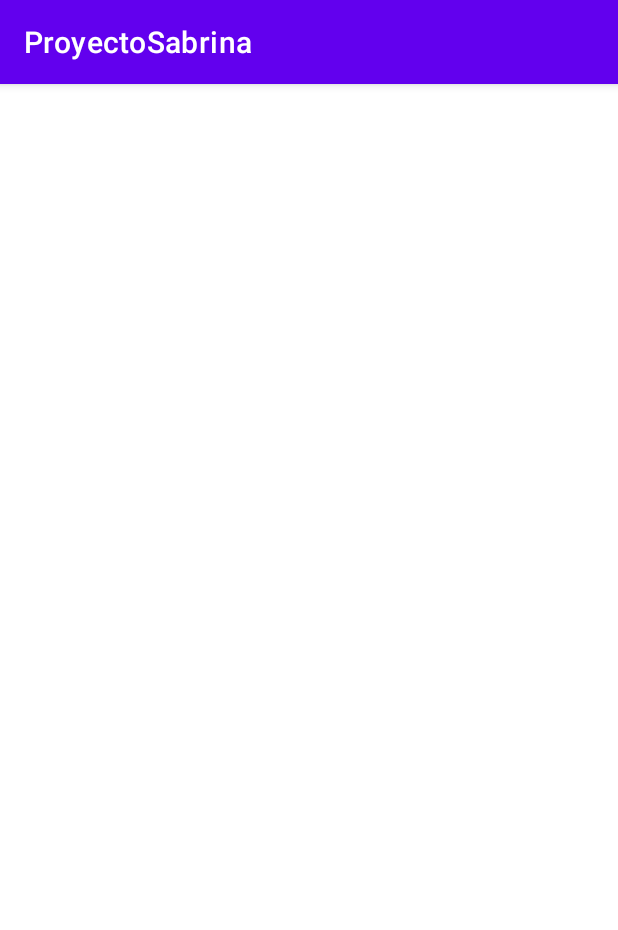
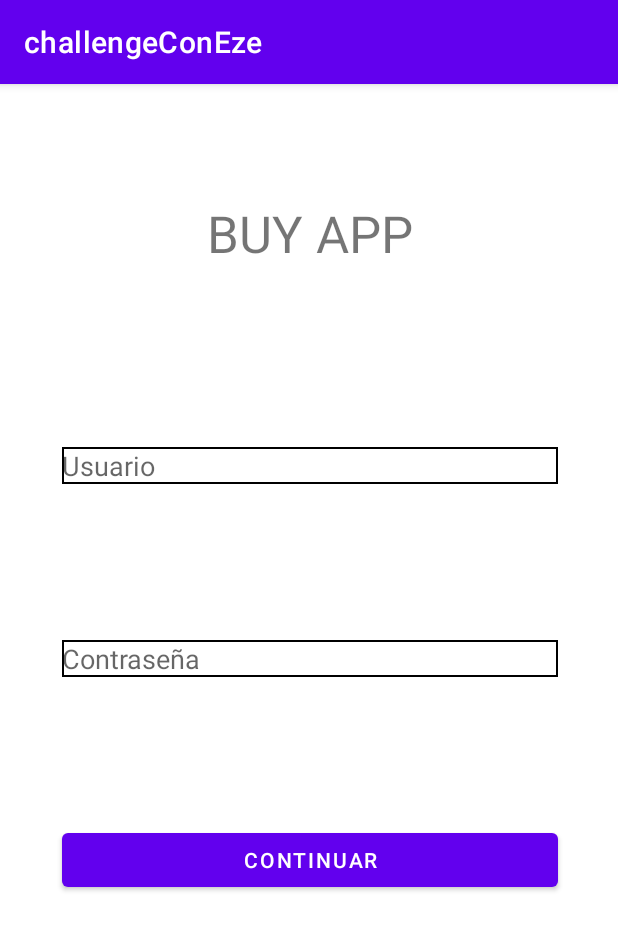
Before and after one commit to sabrinaValansi/challengeRepaso, an Android app: the screen it shows after launch (MainActivity), on a phone screen of 412 x 824 dp. Shown: the top 930 px of the screen. Run offline under Robolectric (Android 15) with nearby library versions, the phone set to English and light mode, and no system bars; 2 statements that could not run were skipped.

Commit message:
segundo commit

```diff
--- a/app/build.gradle
+++ b/app/build.gradle
@@ -8,7 +8,7 @@ android {
     compileSdk 32
 
     defaultConfig {
-        applicationId "ar.edu.ort.proyectosabrina"
+        applicationId "ar.edu.ort.challengeConEze"
         minSdk 26
         targetSdk 32
         versionCode 1
@@ -50,6 +50,8 @@ dependencies {
     implementation("androidx.navigation:navigation-fragment-ktx:$nav_version")
     implementation("androidx.navigation:navigation-ui-ktx:$nav_version")
 
-
+    // Glide
+    implementation 'com.github.bumptech.glide:glide:4.14.0'
+    annotationProcessor 'com.github.bumptech.glide:compiler:4.14.0'
 
 }
--- a/app/src/main/AndroidManifest.xml
+++ b/app/src/main/AndroidManifest.xml
@@ -1,7 +1,7 @@
 <?xml version="1.0" encoding="utf-8"?>
 <manifest xmlns:android="http://schemas.android.com/apk/res/android"
     xmlns:tools="http://schemas.android.com/tools"
-    package="ar.edu.ort.proyectosabrina">
+    package="ar.edu.ort.challengeConEze">
 
     <uses-permission android:name="android.permission.INTERNET" />
     <uses-permission android:name="android.permission.ACCESS_NETWORK_STATE" />
@@ -18,7 +18,7 @@
         tools:targetApi="31">
 
         <activity
-            android:name=".activities.MainActivity"
+            android:name="ar.edu.ort.challengeConEze.activities.MainActivity"
             android:exported="true">
             <intent-filter>
                 <action android:name="android.intent.action.MAIN" />
--- a/app/src/main/java/ar/edu/ort/proyectosabrina/activities/MainActivity.kt
+++ b/app/src/main/java/ar/edu/ort/challengeConEze/activities/MainActivity.kt
@@ -1,12 +1,13 @@
-package ar.edu.ort.proyectosabrina.activities
+package ar.edu.ort.challengeConEze.activities
 
 import androidx.appcompat.app.AppCompatActivity
 import android.os.Bundle
-import ar.edu.ort.proyectosabrina.R
+import ar.edu.ort.challengeConEze.R
 
 class MainActivity : AppCompatActivity() {
     override fun onCreate(savedInstanceState: Bundle?) {
         super.onCreate(savedInstanceState)
         setContentView(R.layout.activity_main)
+
     }
 }
--- /dev/null
+++ b/app/src/main/java/ar/edu/ort/challengeConEze/fragments/Login.kt
@@ -0,0 +1,92 @@
+package ar.edu.ort.challengeConEze.fragments
+
+import android.os.Bundle
+import androidx.fragment.app.Fragment
+import android.view.LayoutInflater
+import android.view.View
+import android.view.ViewGroup
+import android.widget.Button
+import android.widget.EditText
+import androidx.navigation.fragment.findNavController
+import ar.edu.ort.challengeConEze.R
+
+// TODO: Rename parameter arguments, choose names that match
+// the fragment initialization parameters, e.g. ARG_ITEM_NUMBER
+private const val ARG_PARAM1 = "param1"
+private const val ARG_PARAM2 = "param2"
+
+
+
+/**
+ * A simple [Fragment] subclass.
+ * Use the [Login.newInstance] factory method to
+ * create an instance of this fragment.
+ */
+class Login : Fragment() {
+    // TODO: Rename and change types of parameters
+    private var param1: String? = null
+    private var param2: String? = null
+
+    private lateinit var userText : EditText
+    private lateinit var passText : EditText
+    private lateinit var botonContinuar:Button
+
+
+    override fun onCreate(savedInstanceState: Bundle?) {
+        super.onCreate(savedInstanceState)
+        arguments?.let {
+            param1 = it.getString(ARG_PARAM1)
+            param2 = it.getString(ARG_PARAM2)
+        }
+    }
+
+
+
+    override fun onCreateView(
+        inflater: LayoutInflater, container: ViewGroup?,
+        savedInstanceState: Bundle?
+    ): View? {
+        // Inflate the layout for this fragment
+        return inflater.inflate(R.layout.fragment_login, container, false)
+    }
+
+    override fun onViewCreated(view: View, savedInstanceState: Bundle?) {
+        super.onViewCreated(view, savedInstanceState)
+
+        userText=view.findViewById(R.id.usuario)
+        passText=view.findViewById(R.id.contraseña)
+        botonContinuar = view.findViewById<Button>(R.id.botonLogin)
+
+        val navController = findNavController()
+
+        botonContinuar.setOnClickListener {
+
+            navController.navigate(
+                LoginDirections.actionLoginToHome2(
+                    userText.text.toString()
+                )
+            )
+        }
+
+    }
+
+    companion object {
+        /**
+         * Use this factory method to create a new instance of
+         * this fragment using the provided parameters.
+         *
+         * @param param1 Parameter 1.
+         * @param param2 Parameter 2.
+         * @return A new instance of fragment Login.
+         */
+        // TODO: Rename and change types and number of parameters
+        @JvmStatic
+        fun newInstance(param1: String, param2: String) =
+            Login().apply {
+                arguments = Bundle().apply {
+                    putString(ARG_PARAM1, param1)
+                    putString(ARG_PARAM2, param2)
+                }
+            }
+    }
+}
--- a/app/src/main/java/ar/edu/ort/proyectosabrina/fragments/Fragment1.kt
+++ b/app/src/main/java/ar/edu/ort/challengeConEze/fragments/Settings.kt
@@ -1,11 +1,11 @@
-package ar.edu.ort.proyectosabrina.fragments
+package ar.edu.ort.challengeConEze.fragments
 
 import android.os.Bundle
 import androidx.fragment.app.Fragment
 import android.view.LayoutInflater
 import android.view.View
 import android.view.ViewGroup
-import ar.edu.ort.proyectosabrina.R
+import ar.edu.ort.challengeConEze.R
 
 // TODO: Rename parameter arguments, choose names that match
 // the fragment initialization parameters, e.g. ARG_ITEM_NUMBER
@@ -14,10 +14,10 @@ private const val ARG_PARAM2 = "param2"
 
 /**
  * A simple [Fragment] subclass.
- * Use the [Fragment1.newInstance] factory method to
+ * Use the [Settings.newInstance] factory method to
  * create an instance of this fragment.
  */
-class Fragment1 : Fragment() {
+class Settings : Fragment() {
     // TODO: Rename and change types of parameters
     private var param1: String? = null
     private var param2: String? = null
@@ -35,7 +35,7 @@ class Fragment1 : Fragment() {
         savedInstanceState: Bundle?
     ): View? {
         // Inflate the layout for this fragment
-        return inflater.inflate(R.layout.fragment_1, container, false)
+        return inflater.inflate(R.layout.fragment_settings, container, false)
     }
 
     companion object {
@@ -45,12 +45,12 @@ class Fragment1 : Fragment() {
          *
          * @param param1 Parameter 1.
          * @param param2 Parameter 2.
-         * @return A new instance of fragment Fragment1.
+         * @return A new instance of fragment Settings.
          */
         // TODO: Rename and change types and number of parameters
         @JvmStatic
         fun newInstance(param1: String, param2: String) =
-            Fragment1().apply {
+            Settings().apply {
                 arguments = Bundle().apply {
                     putString(ARG_PARAM1, param1)
                     putString(ARG_PARAM2, param2)
--- /dev/null
+++ b/app/src/main/java/ar/edu/ort/challengeConEze/utils/User.kt
@@ -0,0 +1,5 @@
+package ar.edu.ort.challengeConEze.utils
+
+object User {
+    var userName:String?=null
+}
--- /dev/null
+++ b/app/src/main/res/drawable/recuadro.xml
@@ -0,0 +1,7 @@
+<?xml version="1.0" encoding="utf-8"?>
+<shape xmlns:android="http://schemas.android.com/apk/res/android">
+
+    <stroke
+        android:width="1dp"
+        android:color="@color/black" />
+</shape>
--- a/app/src/main/res/layout/fragment_1.xml
+++ /dev/null
@@ -1,37 +0,0 @@
-<?xml version="1.0" encoding="utf-8"?>
-<androidx.constraintlayout.widget.ConstraintLayout xmlns:android="http://schemas.android.com/apk/res/android"
-    xmlns:app="http://schemas.android.com/apk/res-auto"
-    xmlns:tools="http://schemas.android.com/tools"
-    android:id="@+id/frameLayout"
-    android:layout_width="match_parent"
-    android:layout_height="match_parent"
-    tools:context=".fragments.Fragment1">
-
-    <androidx.constraintlayout.widget.Guideline
-        android:id="@+id/guideline2"
-        android:layout_width="wrap_content"
-        android:layout_height="wrap_content"
-        android:orientation="vertical"
-        app:layout_constraintGuide_percent="0.1" />
-
-    <androidx.constraintlayout.widget.Guideline
-        android:id="@+id/guideline3"
-        android:layout_width="wrap_content"
-        android:layout_height="wrap_content"
-        android:orientation="vertical"
-        app:layout_constraintGuide_percent="0.9" />
-
-    <androidx.constraintlayout.widget.Guideline
-        android:id="@+id/guideline4"
-        android:layout_width="wrap_content"
-        android:layout_height="wrap_content"
-        android:orientation="horizontal"
-        app:layout_constraintGuide_percent="0.1" />
-
-    <androidx.constraintlayout.widget.Guideline
-        android:id="@+id/guideline5"
-        android:layout_width="wrap_content"
-        android:layout_height="wrap_content"
-        android:orientation="horizontal"
-        app:layout_constraintGuide_percent="0.9" />
-</androidx.constraintlayout.widget.ConstraintLayout>
--- /dev/null
+++ b/app/src/main/res/layout/fragment_login.xml
@@ -0,0 +1,72 @@
+<?xml version="1.0" encoding="utf-8"?>
+<androidx.constraintlayout.widget.ConstraintLayout xmlns:android="http://schemas.android.com/apk/res/android"
+    xmlns:app="http://schemas.android.com/apk/res-auto"
+    xmlns:tools="http://schemas.android.com/tools"
+    android:id="@+id/botonLogin"
+    android:layout_width="match_parent"
+    android:layout_height="match_parent"
+    tools:context=".fragments.Login">
+
+    <androidx.constraintlayout.widget.Guideline
+        android:id="@+id/guideline2"
+        android:layout_width="wrap_content"
+        android:layout_height="wrap_content"
+        android:orientation="horizontal"
+        app:layout_constraintGuide_percent="0.0998632" />
+
+    <TextView
+        android:id="@+id/textView"
+        android:layout_width="wrap_content"
+        android:layout_height="wrap_content"
+        android:text="BUY APP"
+        android:textSize="34sp"
+        app:layout_constraintEnd_toStartOf="@+id/guideline4"
+        app:layout_constraintStart_toStartOf="@+id/guideline3"
+        app:layout_constraintTop_toTopOf="@+id/guideline2" />
+
+    <EditText
+        android:id="@+id/usuario"
+        android:layout_width="0dp"
+        android:layout_height="wrap_content"
+        android:layout_marginTop="120dp"
+        android:hint="Usuario"
+        android:background="@drawable/recuadro"
+        app:layout_constraintEnd_toStartOf="@+id/guideline4"
+        app:layout_constraintStart_toStartOf="@+id/guideline3"
+        app:layout_constraintTop_toBottomOf="@+id/textView" />
+
+    <EditText
+        android:id="@+id/contraseña"
+        android:layout_width="0dp"
+        android:layout_height="wrap_content"
+        android:layout_marginTop="104dp"
+        android:hint="Contraseña"
+        android:background="@drawable/recuadro"
+        app:layout_constraintEnd_toStartOf="@+id/guideline4"
+        app:layout_constraintStart_toStartOf="@+id/guideline3"
+        app:layout_constraintTop_toBottomOf="@+id/usuario" />
+
+    <Button
+        android:id="@+id/button"
+        android:layout_width="0dp"
+        android:layout_height="wrap_content"
+        android:text="Continuar"
+        app:layout_constraintBottom_toBottomOf="parent"
+        app:layout_constraintEnd_toStartOf="@+id/guideline4"
+        app:layout_constraintStart_toStartOf="@+id/guideline3"
+        app:layout_constraintTop_toBottomOf="@+id/usuario" />
+
+    <androidx.constraintlayout.widget.Guideline
+        android:id="@+id/guideline3"
+        android:layout_width="wrap_content"
+        android:layout_height="wrap_content"
+        android:orientation="vertical"
+        app:layout_constraintGuide_percent="0.1" />
+
+    <androidx.constraintlayout.widget.Guideline
+        android:id="@+id/guideline4"
+        android:layout_width="wrap_content"
+        android:layout_height="wrap_content"
+        android:orientation="vertical"
+        app:layout_constraintGuide_percent="0.9026764" />
+</androidx.constraintlayout.widget.ConstraintLayout>
--- /dev/null
+++ b/app/src/main/res/layout/simple_item.xml
@@ -0,0 +1,6 @@
+<?xml version="1.0" encoding="utf-8"?>
+<androidx.constraintlayout.widget.ConstraintLayout xmlns:android="http://schemas.android.com/apk/res/android"
+    android:layout_width="match_parent"
+    android:layout_height="match_parent">
+
+</androidx.constraintlayout.widget.ConstraintLayout>
--- a/app/src/main/res/navigation/nav_graph.xml
+++ b/app/src/main/res/navigation/nav_graph.xml
@@ -3,11 +3,38 @@
     xmlns:app="http://schemas.android.com/apk/res-auto"
     xmlns:tools="http://schemas.android.com/tools"
     android:id="@+id/nav_graph"
-    app:startDestination="@id/fragment1">
+    app:startDestination="@id/login">
 
     <fragment
-        android:id="@+id/fragment1"
-        android:name="ar.edu.ort.proyectosabrina.fragments.Fragment1"
-        android:label="fragment_1"
-        tools:layout="@layout/fragment_1" />
+        android:id="@+id/login"
+        android:name="ar.edu.ort.challengeConEze.fragments.Login"
+        android:label="fragment_login"
+        tools:layout="@layout/fragment_login" >
+        <action
+            android:id="@+id/action_login_to_home2"
+            app:destination="@id/home2"
+            app:popUpToInclusive="true" />
+    </fragment>
+    <fragment
+        android:id="@+id/home2"
+        android:name="ar.edu.ort.challengeConEze.fragments.Home"
+        android:label="fragment_home"
+        tools:layout="@layout/fragment_home" >
+        <argument
+            android:name="nombre"
+            app:argType="string" />
+        <action
+            android:id="@+id/action_home2_to_detail"
+            app:destination="@id/detail" />
+    </fragment>
+    <fragment
+        android:id="@+id/detail"
+        android:name="ar.edu.ort.challengeConEze.fragments.Detail"
+        android:label="fragment_detail"
+        tools:layout="@layout/fragment_detail" />
+    <fragment
+        android:id="@+id/settings"
+        android:name="ar.edu.ort.challengeConEze.fragments.Settings"
+        android:label="fragment_settings"
+        tools:layout="@layout/fragment_settings" />
 </navigation>
--- a/app/src/main/res/values/strings.xml
+++ b/app/src/main/res/values/strings.xml
@@ -1,5 +1,5 @@
 <resources>
-    <string name="app_name">ProyectoSabrina</string>
+    <string name="app_name">challengeConEze</string>
     <!-- TODO: Remove or change this placeholder text -->
     <string name="hello_blank_fragment">Hello blank fragment</string>
 </resources>
```
Also changed, not shown: app/src/main/java/ar/edu/ort/challengeConEze/fragments/Detail.kt (added, +60 -0 lines), app/src/main/java/ar/edu/ort/challengeConEze/fragments/Home.kt (added, +76 -0 lines), app/src/main/res/layout/fragment_detail.xml (added, +14 -0 lines), app/src/main/res/layout/fragment_home.xml (added, +46 -0 lines), app/src/main/res/layout/fragment_settings.xml (added, +14 -0 lines), 4 other files.
